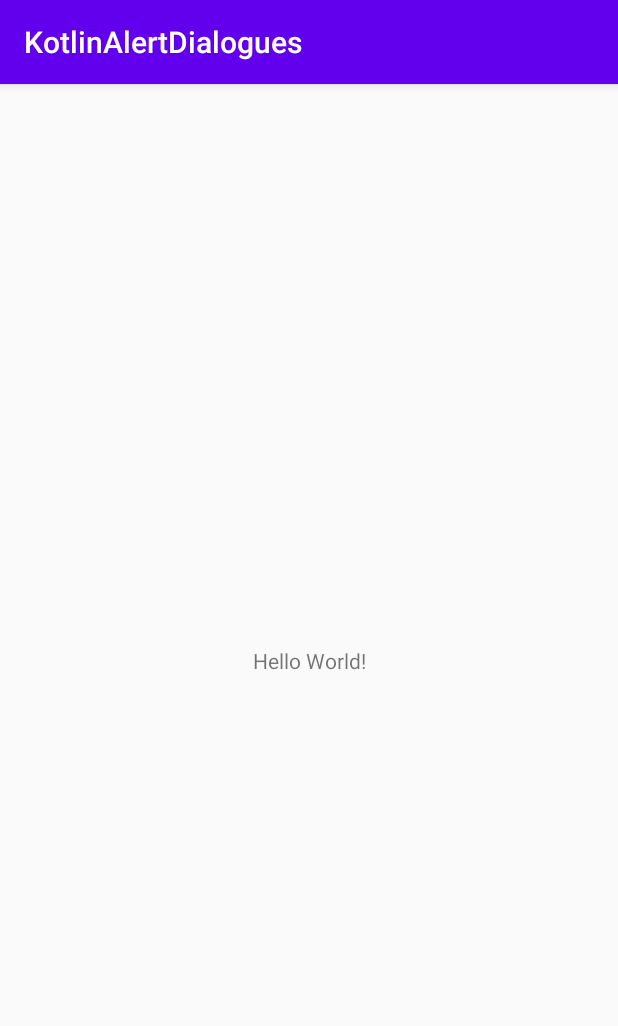
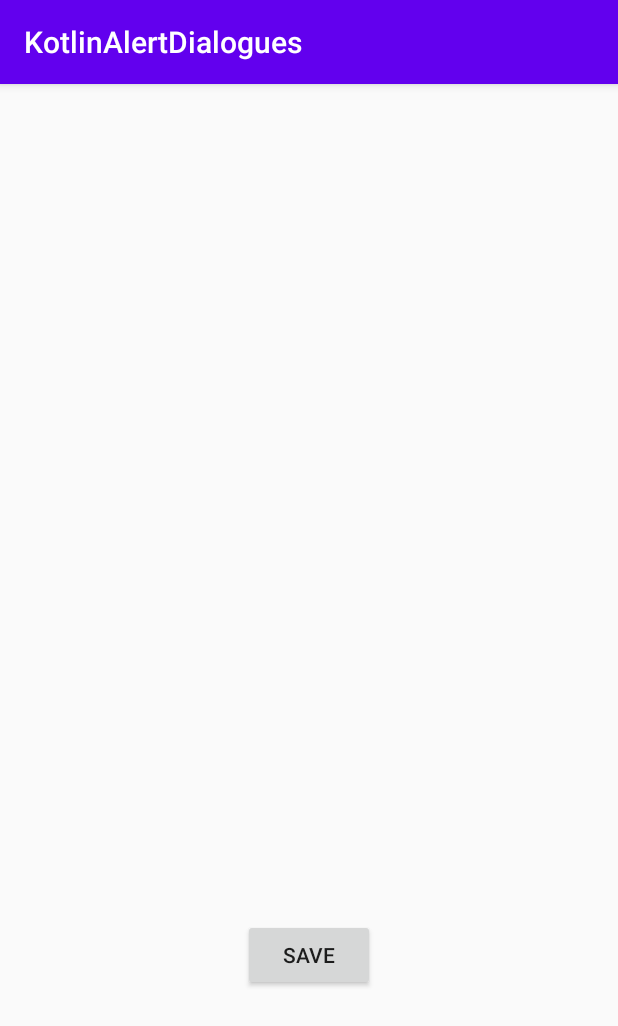
Before and after one commit to DAFigueiredo/KotlinAlertDialogues, an Android app: the screen it shows after launch (MainActivity), on a phone screen of 412 x 824 dp. Shown: the top 1026 px of the screen. Run offline under Robolectric (Android 15) with nearby library versions, the phone set to English and light mode, and no system bars.

```diff
--- a/app/src/main/res/layout/activity_main.xml
+++ b/app/src/main/res/layout/activity_main.xml
@@ -6,13 +6,14 @@
     android:layout_height="match_parent"
     tools:context=".MainActivity">
 
-    <TextView
+    <Button
+        android:id="@+id/button"
         android:layout_width="wrap_content"
         android:layout_height="wrap_content"
-        android:text="Hello World!"
+        android:layout_marginBottom="163dp"
+        android:onClick="save"
+        android:text="save"
         app:layout_constraintBottom_toBottomOf="parent"
-        app:layout_constraintLeft_toLeftOf="parent"
-        app:layout_constraintRight_toRightOf="parent"
-        app:layout_constraintTop_toTopOf="parent" />
-
+        app:layout_constraintEnd_toEndOf="parent"
+        app:layout_constraintStart_toStartOf="parent" />
 </androidx.constraintlayout.widget.ConstraintLayout>
```
Also changed, not shown: app/src/main/java/com/example/kotlinalertdialogues/MainActivity.kt (+18 -0 lines).
